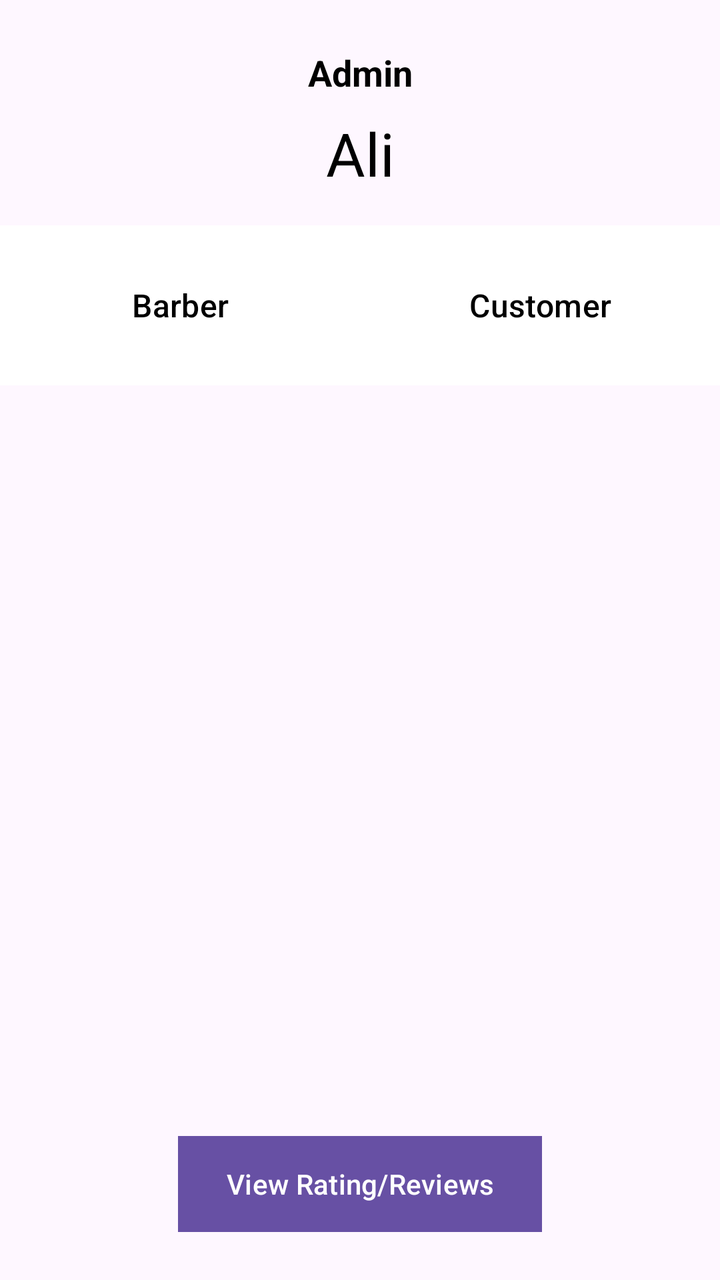
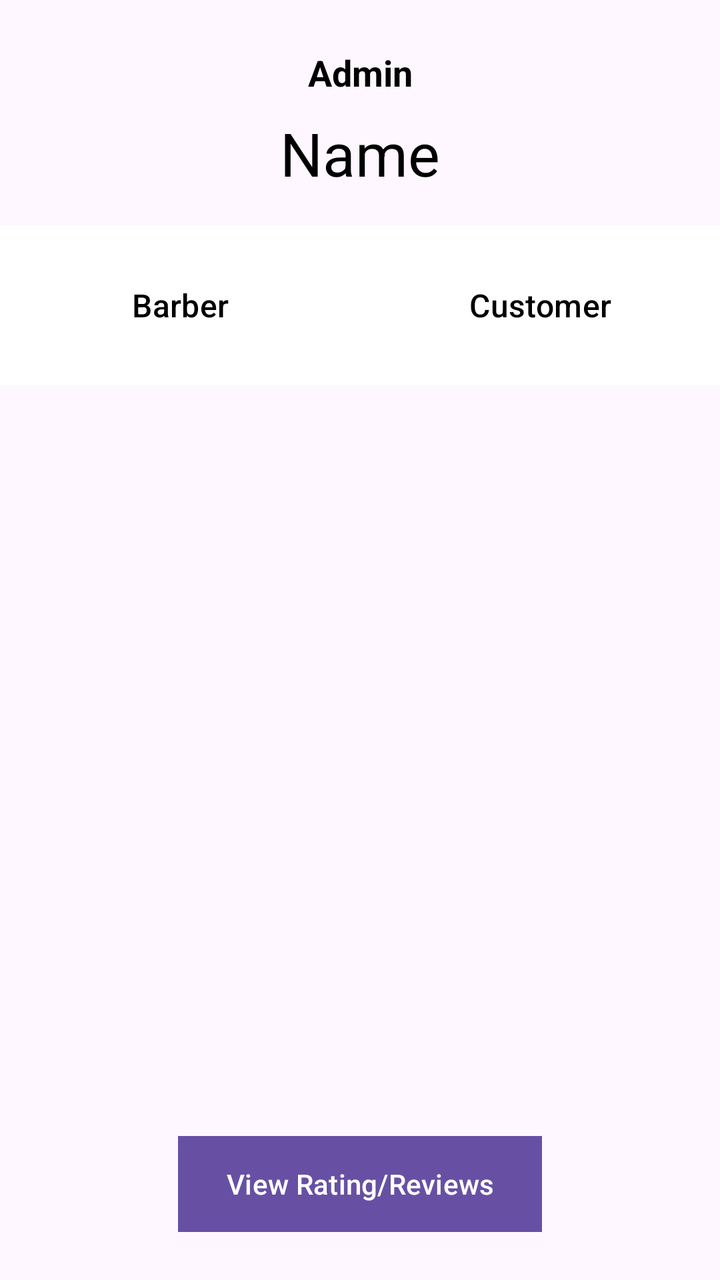

Two renders of the same Android screen: before a commit and after it. Below are the layout's source before the change and the commit's diff.
<!-- AndroidManifest.xml: application theme Theme.Haircut -->
<!-- res/layout/fragment_home_admin.xml -->
<?xml version="1.0" encoding="utf-8"?>
<FrameLayout xmlns:android="http://schemas.android.com/apk/res/android"
    xmlns:app="http://schemas.android.com/apk/res-auto"
    xmlns:tools="http://schemas.android.com/tools"
    android:layout_width="match_parent"
    android:layout_height="match_parent"
    tools:context=".frontend.fragment_home_admin">

    <androidx.constraintlayout.widget.ConstraintLayout
        android:layout_width="match_parent"
        android:layout_height="match_parent">

        <TextView
            android:id="@+id/tvAdminTitle"
            android:layout_width="wrap_content"
            android:layout_height="wrap_content"
            android:text="@string/admin_page_text"
            android:textSize="18sp"
            android:textStyle="bold"
            android:textColor="@android:color/black"
            android:layout_marginTop="24dp"
            app:layout_constraintTop_toTopOf="parent"
            app:layout_constraintStart_toStartOf="parent"
            app:layout_constraintEnd_toEndOf="parent" />

        <TextView
            android:id="@+id/tvBarberName"
            android:layout_width="wrap_content"
            android:layout_height="wrap_content"
            android:layout_marginTop="8dp"
            android:text="@string/ali_admin_page"
            android:textSize="30sp"
            android:textColor="@android:color/black"
            app:layout_constraintTop_toBottomOf="@id/tvAdminTitle"
            app:layout_constraintStart_toStartOf="parent"
            app:layout_constraintEnd_toEndOf="parent" />

        <androidx.constraintlayout.widget.ConstraintLayout
            android:id="@+id/tabsLayout"
            android:layout_width="0dp"
            android:layout_height="wrap_content"
            android:layout_marginTop="16dp"
            android:background="@android:color/white"
            app:layout_constraintTop_toBottomOf="@id/tvBarberName"
            app:layout_constraintStart_toStartOf="parent"
            app:layout_constraintEnd_toEndOf="parent">

            <Button
                android:id="@+id/tabBarber"
                android:layout_width="0dp"
                android:layout_height="wrap_content"
                android:layout_margin="16dp"
                android:text="@string/barber_admin_page"
                android:textColor="@android:color/black"
                android:textSize="16sp"
                android:gravity="center"
                android:background="?attr/selectableItemBackground"
                app:layout_constraintStart_toStartOf="parent"
                app:layout_constraintEnd_toStartOf="@+id/tabClients"
                app:layout_constraintTop_toTopOf="parent"
                app:layout_constraintBottom_toBottomOf="parent"/>

            <Button
                android:id="@+id/tabClients"
                android:layout_width="0dp"
                android:layout_height="wrap_content"
                android:layout_margin="16dp"
                android:text="@string/customer"
                android:textColor="@android:color/black"
                android:textSize="16sp"
                android:gravity="center"
                android:background="?attr/selectableItemBackground"
                app:layout_constraintStart_toEndOf="@id/tabBarber"
                app:layout_constraintEnd_toEndOf="parent"
                app:layout_constraintTop_toTopOf="parent"
                app:layout_constraintBottom_toBottomOf="parent"/>
        </androidx.constraintlayout.widget.ConstraintLayout>

        
        <androidx.recyclerview.widget.RecyclerView
            android:id="@+id/rvBarbers"
            android:layout_width="0dp"
            android:layout_height="0dp"
            android:layout_marginTop="16dp"
            android:padding="16dp"
            app:layout_constraintTop_toBottomOf="@id/tabsLayout"
            app:layout_constraintBottom_toTopOf="@id/buttonLayout"
            app:layout_constraintStart_toStartOf="parent"
            app:layout_constraintEnd_toEndOf="parent"
            android:visibility="gone" />

        
        <androidx.recyclerview.widget.RecyclerView
            android:id="@+id/rvClients"
            android:layout_width="0dp"
            android:layout_height="0dp"
            android:layout_marginTop="16dp"
            android:padding="16dp"
            app:layout_constraintTop_toBottomOf="@id/tabsLayout"
            app:layout_constraintBottom_toTopOf="@id/buttonLayout"
            app:layout_constraintStart_toStartOf="parent"
            app:layout_constraintEnd_toEndOf="parent"
            android:visibility="gone" />

        
        <androidx.recyclerview.widget.RecyclerView
            android:id="@+id/rvUsers"
            android:layout_width="0dp"
            android:layout_height="0dp"
            android:layout_marginTop="16dp"
            android:padding="16dp"
            app:layout_constraintTop_toBottomOf="@id/tabsLayout"
            app:layout_constraintBottom_toTopOf="@id/buttonLayout"
            app:layout_constraintStart_toStartOf="parent"
            app:layout_constraintEnd_toEndOf="parent" />


        
        <LinearLayout
            android:id="@+id/buttonLayout"
            android:layout_width="0dp"
            android:layout_height="wrap_content"
            android:orientation="vertical"
            android:gravity="center"
            android:layout_marginBottom="16dp"
            app:layout_constraintBottom_toBottomOf="parent"
            app:layout_constraintStart_toStartOf="parent"
            app:layout_constraintEnd_toEndOf="parent">

            <Button
                android:id="@+id/btnViewRatings"
                android:layout_width="wrap_content"
                android:layout_height="wrap_content"
                android:layout_marginBottom="8dp"
                android:text="@string/view_rating_reviews"
                android:textColor="@android:color/white"
                android:background="@color/black" />
        </LinearLayout>

    </androidx.constraintlayout.widget.ConstraintLayout>
</FrameLayout>
<!-- resources referenced by this layout -->
<resources>
  <color name="black">#FF000000</color>
  <string name="admin_page_text">Admin</string>
  <string name="ali_admin_page">Ali</string>
  <string name="barber_admin_page">Barber</string>
  <string name="customer">Customer</string>
  <string name="view_rating_reviews">View Rating/Reviews</string>
  <style name="Theme.Haircut" parent="Base.Theme.Haircut" />
  <style name="Base.Theme.Haircut" parent="Theme.Material3.DayNight.NoActionBar">
          
          
      </style>
</resources>

<!-- the commit's change to res/layout/fragment_home_admin.xml (unified diff, before → after) -->
@@ -1,9 +1,9 @@
 <?xml version="1.0" encoding="utf-8"?>
 <FrameLayout xmlns:android="http://schemas.android.com/apk/res/android"
-    xmlns:app="http://schemas.android.com/apk/res-auto"
-    xmlns:tools="http://schemas.android.com/tools"
     android:layout_width="match_parent"
     android:layout_height="match_parent"
+    xmlns:tools="http://schemas.android.com/tools"
+    xmlns:app="http://schemas.android.com/apk/res-auto"
     tools:context=".frontend.fragment_home_admin">
 
     <androidx.constraintlayout.widget.ConstraintLayout
@@ -24,11 +24,11 @@
             app:layout_constraintEnd_toEndOf="parent" />
 
         <TextView
-            android:id="@+id/tvBarberName"
+            android:id="@+id/tvAdminName"
             android:layout_width="wrap_content"
             android:layout_height="wrap_content"
             android:layout_marginTop="8dp"
-            android:text="@string/ali_admin_page"
+            android:text="@string/admin_default_name"
             android:textSize="30sp"
             android:textColor="@android:color/black"
             app:layout_constraintTop_toBottomOf="@id/tvAdminTitle"
@@ -41,7 +41,7 @@
             android:layout_height="wrap_content"
             android:layout_marginTop="16dp"
             android:background="@android:color/white"
-            app:layout_constraintTop_toBottomOf="@id/tvBarberName"
+            app:layout_constraintTop_toBottomOf="@id/tvAdminName"
             app:layout_constraintStart_toStartOf="parent"
             app:layout_constraintEnd_toEndOf="parent">
 
<!-- resource entries referenced after the edit -->
@@ -1,8 +1,8 @@
 <!-- resources referenced by this layout -->
 <resources>
   <color name="black">#FF000000</color>
+  <string name="admin_default_name">Name</string>
   <string name="admin_page_text">Admin</string>
-  <string name="ali_admin_page">Ali</string>
   <string name="barber_admin_page">Barber</string>
   <string name="customer">Customer</string>
   <string name="view_rating_reviews">View Rating/Reviews</string>
